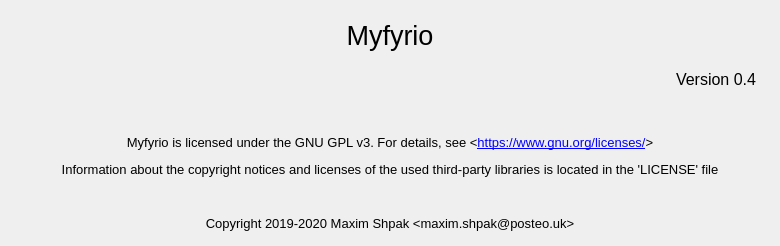
This is myfyrio/static/ui/aboutwindow.ui in max-dw-i/myfyrio as Qt 5 draws it before an edit. The edited form follows.
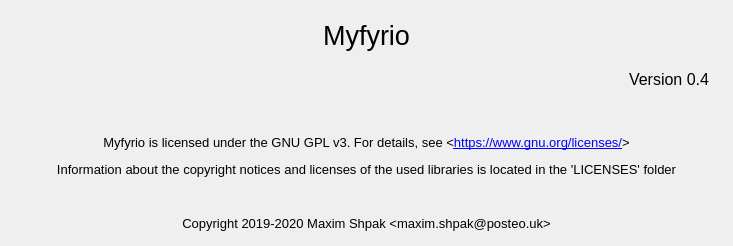
This is the edited form.

Commit message: Change license message in 'About'

```diff
--- a/myfyrio/static/ui/aboutwindow.ui
+++ b/myfyrio/static/ui/aboutwindow.ui
@@ -6,7 +6,7 @@
    <rect>
     <x>0</x>
     <y>0</y>
-    <width>780</width>
+    <width>733</width>
     <height>246</height>
    </rect>
   </property>
@@ -92,7 +92,7 @@
 p, li { white-space: pre-wrap; }
 &lt;/style&gt;&lt;/head&gt;&lt;body style=&quot; font-family:'Ubuntu'; font-size:10pt; font-weight:400; font-style:normal;&quot;&gt;
 &lt;p align=&quot;center&quot; style=&quot; margin-top:0px; margin-bottom:0px; margin-left:0px; margin-right:0px; -qt-block-indent:0; text-indent:0px;&quot;&gt;&lt;span style=&quot; font-family:'MS Shell Dlg 2';&quot;&gt;Myfyrio is licensed under the GNU GPL v3. For details, see &amp;lt;&lt;/span&gt;&lt;a href=&quot;https://www.gnu.org/licenses/&quot;&gt;&lt;span style=&quot; font-family:'MS Shell Dlg 2'; text-decoration: underline; color:#0000ff;&quot;&gt;https://www.gnu.org/licenses/&lt;/span&gt;&lt;/a&gt;&lt;span style=&quot; font-family:'MS Shell Dlg 2';&quot;&gt;&amp;gt;&lt;/span&gt;&lt;/p&gt;
-&lt;p align=&quot;center&quot; style=&quot; margin-top:12px; margin-bottom:12px; margin-left:0px; margin-right:0px; -qt-block-indent:0; text-indent:0px;&quot;&gt;&lt;span style=&quot; font-family:'MS Shell Dlg 2';&quot;&gt;Information about the copyright notices and licenses of the used third-party libraries is located in the 'LICENSE' file&lt;/span&gt;&lt;/p&gt;
+&lt;p align=&quot;center&quot; style=&quot; margin-top:12px; margin-bottom:12px; margin-left:0px; margin-right:0px; -qt-block-indent:0; text-indent:0px;&quot;&gt;&lt;span style=&quot; font-family:'MS Shell Dlg 2';&quot;&gt;Information about the copyright notices and licenses of the used libraries is located in the 'LICENSES' folder&lt;/span&gt;&lt;/p&gt;
 &lt;p align=&quot;center&quot; style=&quot;-qt-paragraph-type:empty; margin-top:12px; margin-bottom:12px; margin-left:0px; margin-right:0px; -qt-block-indent:0; text-indent:0px; font-family:'MS Shell Dlg 2';&quot;&gt;&lt;br /&gt;&lt;/p&gt;
 &lt;p align=&quot;center&quot; style=&quot; margin-top:12px; margin-bottom:12px; margin-left:0px; margin-right:0px; -qt-block-indent:0; text-indent:0px;&quot;&gt;&lt;span style=&quot; font-family:'MS Shell Dlg 2';&quot;&gt;Copyright 2019-2020 Maxim Shpak &amp;lt;maxim.shpak@posteo.uk&amp;gt;&lt;/span&gt;&lt;/p&gt;&lt;/body&gt;&lt;/html&gt;</string>
       </property>
```
